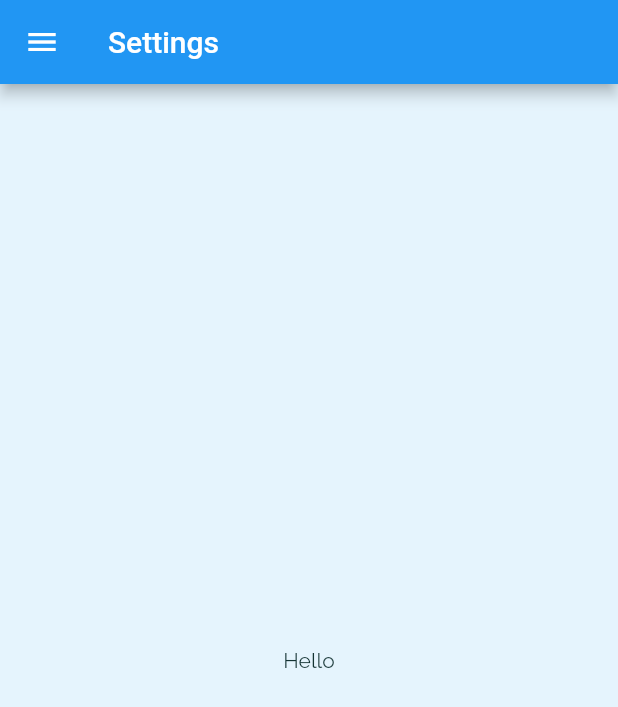
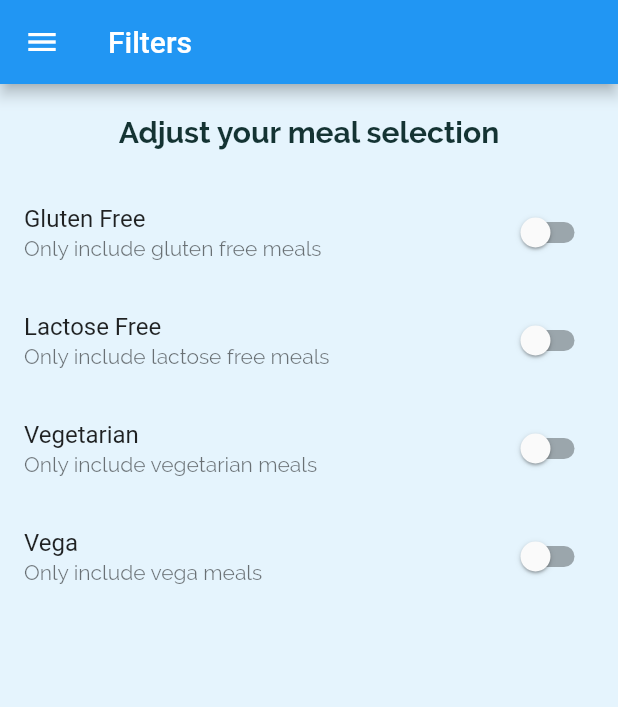
Before and after one commit to jeclauden/foodapp, a Flutter app: the FiltersScreen screen opened by its route, on a phone screen of 412 x 824 dp. Shown: the top 707 px of the screen. Run offline on Flutter 3.47's test engine with Material 2 defaults, Android fonts, the phone set to English and light mode, and no system bars; our stand-ins replace gap.

Commit message:
Add filters

```diff
--- a/lib/screens/filters_screen.dart
+++ b/lib/screens/filters_screen.dart
@@ -1,17 +1,104 @@
 import 'package:flutter/material.dart';
 import 'package:foodapp/widgets/main_drawer.dart';
 
-class FiltersScreen extends StatelessWidget {
+class FiltersScreen extends StatefulWidget {
   const FiltersScreen({super.key});
+
+  @override
+  State<FiltersScreen> createState() => _FiltersScreenState();
+}
+
+class _FiltersScreenState extends State<FiltersScreen> {
+  var _glutenFree = false;
+  var _lactoseFree = false;
+  var _vegan = false;
+  var _vegeterian = false;
+
+  Widget _buildSwitchListTile(
+    String title,
+    String description,
+    bool currentValue,
+    ValueChanged<bool> updateValue, // Function does not work
+  ) {
+    return SwitchListTile.adaptive(
+      value: currentValue,
+      onChanged: updateValue,
+      title: Text(title),
+      subtitle: Text(description),
+    );
+  }
 
   @override
   Widget build(BuildContext context) {
     return Scaffold(
       appBar: AppBar(
-        title: const Text("Settings"),
+        title: const Text("Filters"),
       ),
-      body: const Center(
-        child: Text("Hello"),
+      body: Column(
+        children: [
+          Container(
+            padding: const EdgeInsets.all(20),
+            child: const Text(
+              "Adjust your meal selection",
+              style: TextStyle(
+                fontSize: 20,
+                fontWeight: FontWeight.bold,
+              ),
+            ),
+          ),
+          Expanded(
+            child: ListView(children: [
+              _buildSwitchListTile(
+                "Gluten Free",
+                "Only include gluten free meals",
+                _glutenFree,
+                (bool newValue) {
+                  setState(
+                    () {
+                      _glutenFree = newValue;
+                    },
+                  );
+                },
+              ),
+              _buildSwitchListTile(
+                "Lactose Free",
+                "Only include lactose free meals",
+                _lactoseFree,
+                (bool newValue) {
+                  setState(
+                    () {
+                      _lactoseFree = newValue;
+                    },
+                  );
+                },
+              ),
+              _buildSwitchListTile(
+                "Vegetarian",
+                "Only include vegetarian meals",
+                _vegeterian,
+                (bool newValue) {
+                  setState(
+                    () {
+                      _vegeterian = newValue;
+                    },
+                  );
+                },
+              ),
+              _buildSwitchListTile(
+                "Vega",
+                "Only include vega meals",
+                _vegan,
+                (bool newValue) {
+                  setState(
+                    () {
+                      _vegan = newValue;
+                    },
+                  );
+                },
+              ),
+            ]),
+          )
+        ],
       ),
       drawer: const MainDrawer(),
     );
```
